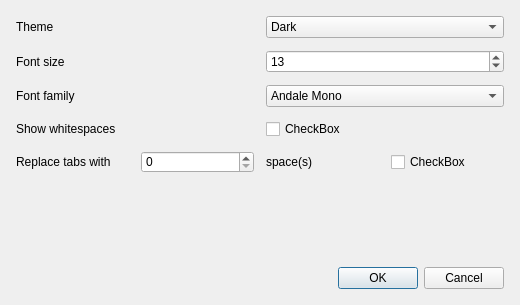
The window that ui/preferencesWindow.ui (OmarMogahed2020/pencil) describes before a commit, drawn with Qt 5.
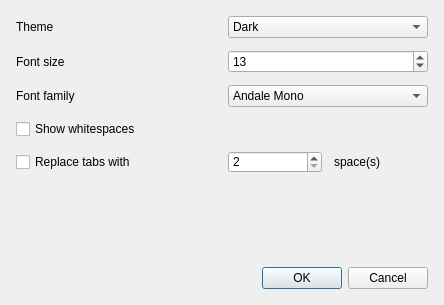
The same window after the commit.

Commit message: edit preferences window style

```diff
--- a/ui/preferencesWindow.ui
+++ b/ui/preferencesWindow.ui
@@ -6,7 +6,7 @@
    <rect>
     <x>0</x>
     <y>0</y>
-    <width>520</width>
+    <width>444</width>
     <height>305</height>
    </rect>
   </property>
@@ -275,17 +275,10 @@
      </item>
      <item>
       <layout class="QHBoxLayout" name="horizontalLayout_5">
-       <item>
-        <widget class="QLabel" name="label_4">
-         <property name="text">
-          <string>Show whitespaces</string>
-         </property>
-        </widget>
-       </item>
        <item>
         <widget class="QCheckBox" name="whiteSpacesCheck">
          <property name="text">
-          <string>CheckBox</string>
+          <string>Show whitespaces</string>
          </property>
         </widget>
        </item>
@@ -294,19 +287,24 @@
      <item>
       <layout class="QHBoxLayout" name="horizontalLayout_4">
        <item>
-        <widget class="QLabel" name="label_6">
+        <widget class="QCheckBox" name="replaceTabWithSpacesCheck">
          <property name="text">
           <string>Replace tabs with</string>
          </property>
         </widget>
        </item>
        <item>
+        <layout class="QHBoxLayout" name="horizontalLayout_6">
+         <item>
         <widget class="QSpinBox" name="numberOfSpacesOfTabSpin">
          <property name="styleSheet">
           <string notr="true">width: 10px;</string>
          </property>
+           <property name="minimum">
+            <number>2</number>
+           </property>
          <property name="maximum">
-          <number>4</number>
+            <number>8</number>
          </property>
         </widget>
        </item>
@@ -317,12 +315,7 @@
          </property>
         </widget>
        </item>
-       <item>
-        <widget class="QCheckBox" name="replaceTabWithSpacesCheck">
-         <property name="text">
-          <string>CheckBox</string>
-         </property>
-        </widget>
+        </layout>
        </item>
       </layout>
      </item>
```
Lines whose indentation alone changed are shown as unchanged.
